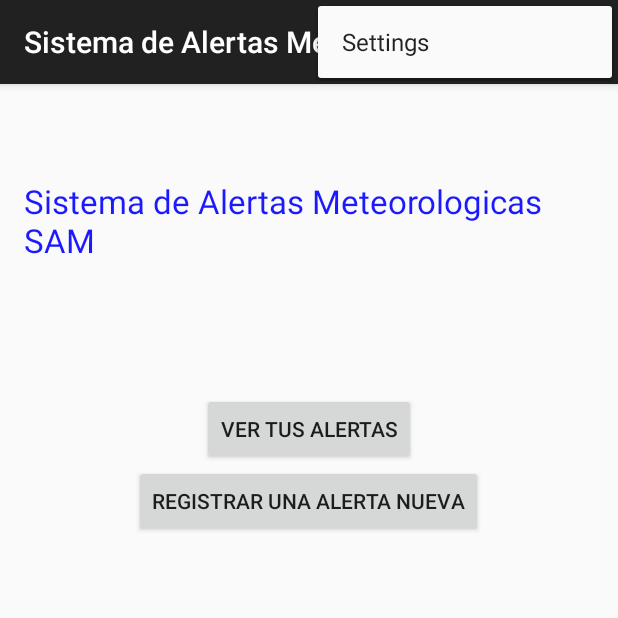
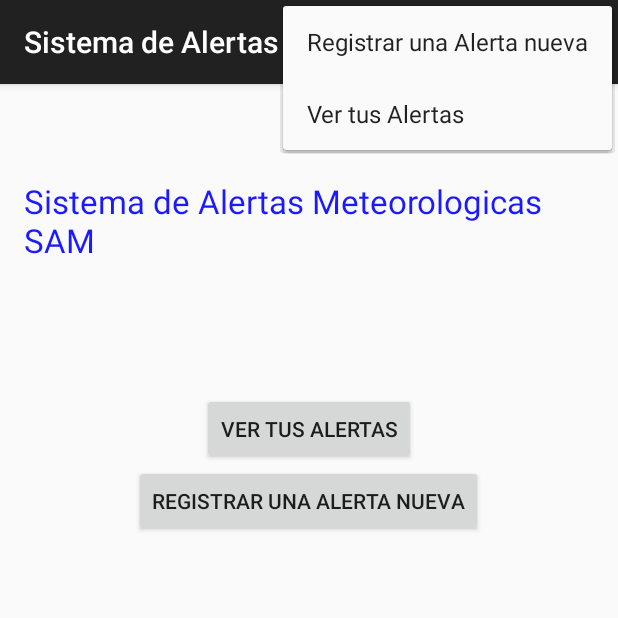
Before and after one commit to exteban34/Alertas_Meteorologicas, an Android app: the screen it shows after launch (MainActivity), with the options menu open, on a phone screen of 412 x 824 dp, the top half of it. Run offline under Robolectric (Android 15) with nearby library versions, the phone set to English and light mode, and no system bars.

Commit message:
Originar main menu

```diff
--- a/app/src/main/res/menu/menu_main.xml
+++ b/app/src/main/res/menu/menu_main.xml
@@ -1,6 +1,8 @@
 <menu xmlns:android="http://schemas.android.com/apk/res/android"
     xmlns:app="http://schemas.android.com/apk/res-auto"
     xmlns:tools="http://schemas.android.com/tools" tools:context=".MainActivity">
-    <item android:id="@+id/action_settings" android:title="@string/action_settings"
+    <item android:id="@+id/registrar_menu_item" android:title="@string/registrar_alerta"
+        android:orderInCategory="100" app:showAsAction="never" />
+    <item android:id="@+id/ver_alertas_menu_item" android:title="@string/ver_alertas"
         android:orderInCategory="100" app:showAsAction="never" />
 </menu>
```
Also changed, not shown: app/src/main/java/com/edu/udea/sistemas/esteban/alertas_meteorologicas/MainActivity.java (+14 -2 lines).
